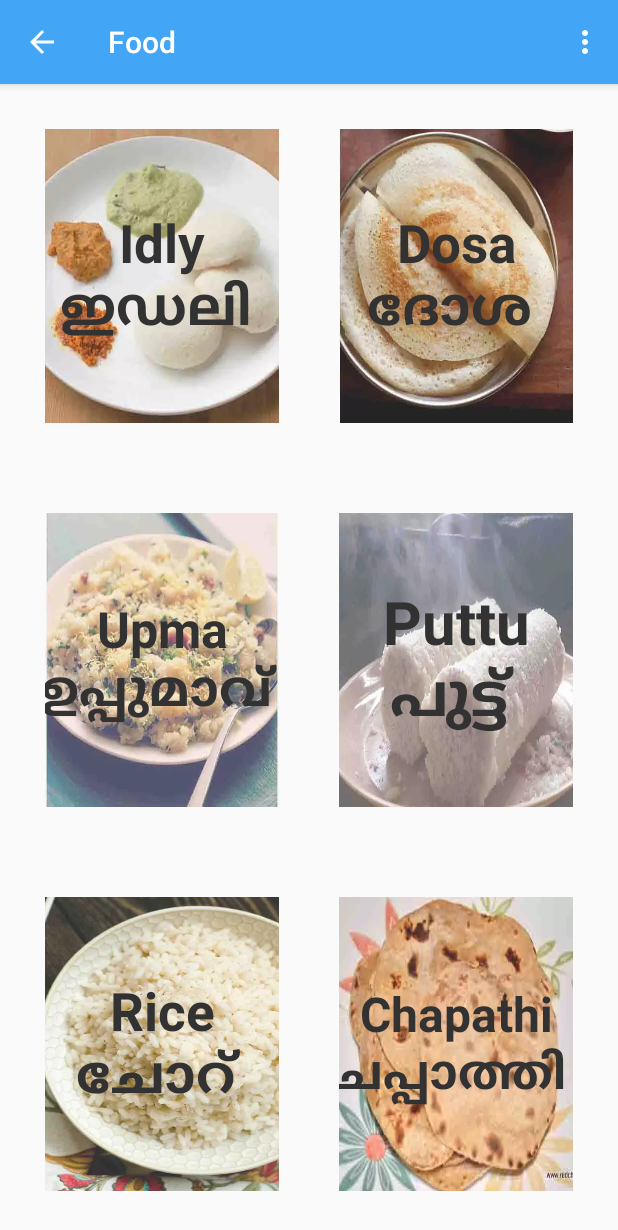
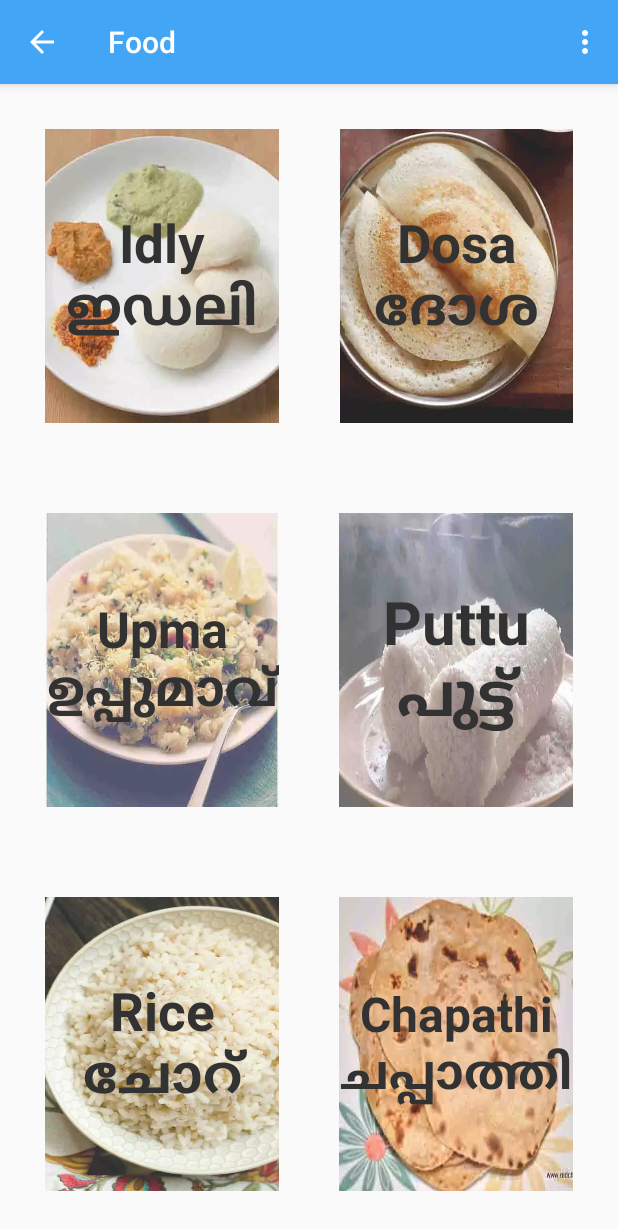
Before and after one commit to shaheennamboori/Kootu, an Android app: the MainActivity screen opened directly, with no data from a screen before it, on a phone screen of 412 x 824 dp. Shown: the top 1230 px of the screen. Run offline under Robolectric (Android 15) with nearby library versions, the phone set to English and light mode, and no system bars.

Commit message:
Removed Hard Coded Text and Dimension

```diff
--- a/app/src/main/res/layout/activity_about.xml
+++ b/app/src/main/res/layout/activity_about.xml
@@ -12,10 +12,10 @@
         android:layout_height="80dp"
         android:fontFamily="@font/montserrat"
         android:gravity="center"
-        android:text="v1.0"
+        android:text="@string/v1_0"
         android:textAlignment="center"
         android:textAllCaps="false"
-        android:textSize="40sp"
+        android:textSize="@dimen/textsize40"
         android:textStyle="bold"
         android:typeface="normal"/>
 
@@ -38,7 +38,7 @@
         android:text="@string/lead_developers"
         android:textAlignment="center"
         android:textColor="@android:color/black"
-        android:textSize="30sp"
+        android:textSize="@dimen/textsize30"
         android:textStyle="bold" />
 
     <LinearLayout
--- a/app/src/main/res/layout/activity_main.xml
+++ b/app/src/main/res/layout/activity_main.xml
@@ -21,9 +21,9 @@
             android:layout_weight="1"
             android:background="@drawable/idli"
             android:gravity="center"
-            android:text="Idly ഇഡലി "
+            android:text="@string/idly"
             android:textColor="@android:color/secondary_text_light"
-            android:textSize="@dimen/textsize"
+            android:textSize="@dimen/textsize35"
             android:textStyle="bold" />
 
         <TextView
@@ -34,9 +34,9 @@
             android:layout_weight="1"
             android:background="@drawable/dosa"
             android:gravity="center"
-            android:text="Dosa ദോശ "
+            android:text="@string/dosa"
             android:textColor="@android:color/secondary_text_light"
-            android:textSize="@dimen/textsize"
+            android:textSize="@dimen/textsize35"
             android:textStyle="bold" />
     </LinearLayout>
 
@@ -55,10 +55,10 @@
             android:layout_weight="1"
             android:background="@drawable/upma"
             android:gravity="center"
-            android:text="Upma ഉപ്പുമാവ് "
+            android:text="@string/upma"
             android:textAlignment="center"
             android:textColor="@android:color/secondary_text_light"
-            android:textSize="33sp"
+            android:textSize="@dimen/textsize33"
             android:textStyle="bold" />
 
         <TextView
@@ -69,9 +69,9 @@
             android:layout_weight="1"
             android:background="@drawable/puttu"
             android:gravity="center"
-            android:text="Puttu പുട്ട് "
+            android:text="@string/puttu"
             android:textColor="@android:color/secondary_text_light"
-            android:textSize="40sp"
+            android:textSize="@dimen/textsize40"
             android:textStyle="bold" />
 
     </LinearLayout>
@@ -91,9 +91,9 @@
             android:layout_weight="1"
             android:background="@drawable/rice"
             android:gravity="center"
-            android:text="Rice ചോറ് "
+            android:text="@string/rice"
             android:textColor="@android:color/secondary_text_light"
-            android:textSize="@dimen/textsize"
+            android:textSize="@dimen/textsize35"
             android:textStyle="bold" />
 
         <TextView
@@ -104,9 +104,9 @@
             android:layout_weight="1"
             android:background="@drawable/cpathi"
             android:gravity="center"
-            android:text="Chapathi ചപ്പാത്തി "
+            android:text="@string/chapathi"
             android:textColor="@android:color/secondary_text_light"
-            android:textSize="32sp"
+            android:textSize="@dimen/textsize32"
             android:textStyle="bold" />
     </LinearLayout>
 </LinearLayout>
--- a/app/src/main/res/layout/activity_settings.xml
+++ b/app/src/main/res/layout/activity_settings.xml
@@ -11,7 +11,7 @@
         android:layout_height="wrap_content"
         android:layout_margin="30dp"
         android:fontFamily="@font/montserrat"
-        android:text="Sorry, There's nothing to change"
+        android:text="@string/sorry_there_s_nothing_to_change"
         android:textAppearance="@style/Base.TextAppearance.AppCompat.Title"
         android:gravity="center"/>
 
--- a/app/src/main/res/values/dimens.xml
+++ b/app/src/main/res/values/dimens.xml
@@ -1,5 +1,10 @@
 <?xml version="1.0" encoding="utf-8"?>
 <resources>
-    <dimen name="textsize">35sp</dimen>
+    <dimen name="textsize35">35sp</dimen>
     <dimen name="textsize2">50sp</dimen>
+    <dimen name="textsize40">40sp</dimen>
+    <dimen name="textsize37">37sp</dimen>
+    <dimen name="textsize30">30sp</dimen>
+    <dimen name="textsize33">33sp</dimen>
+    <dimen name="textsize32">32sp</dimen>
 </resources>
--- a/app/src/main/res/values/strings.xml
+++ b/app/src/main/res/values/strings.xml
@@ -3,4 +3,14 @@
     <string name="settings">Settings</string>
     <string name="about">About</string>
     <string name="lead_developers">Lead Developers</string>
+    <string name="v1_0">v1.0</string>
+    <string name="idly">Idly ഇഡലി</string>
+    <string name="dosa">Dosa ദോശ</string>
+    <string name="upma">Upma ഉപ്പുമാവ്</string>
+    <string name="puttu">Puttu പുട്ട്</string>
+    <string name="rice">Rice ചോറ്</string>
+    <string name="chapathi">Chapathi ചപ്പാത്തി</string>
+    <string name="food">Food · ഭക്ഷണം</string>
+    <string name="family">Family · കുടുംബം</string>
+    <string name="sorry_there_s_nothing_to_change">Sorry, There\'s nothing to change</string>
 </resources>
--- a/build.gradle
+++ b/build.gradle
@@ -7,7 +7,7 @@ buildscript {
 
     }
     dependencies {
-        classpath 'com.android.tools.build:gradle:3.3.0'
+        classpath 'com.android.tools.build:gradle:3.4.1'
 
         // NOTE: Do not place your application dependencies here; they belong
         // in the individual module build.gradle files
```
Also changed, not shown: app/src/main/res/layout/activity_parent.xml (+4 -4 lines), gradle/wrapper/gradle-wrapper.properties.
